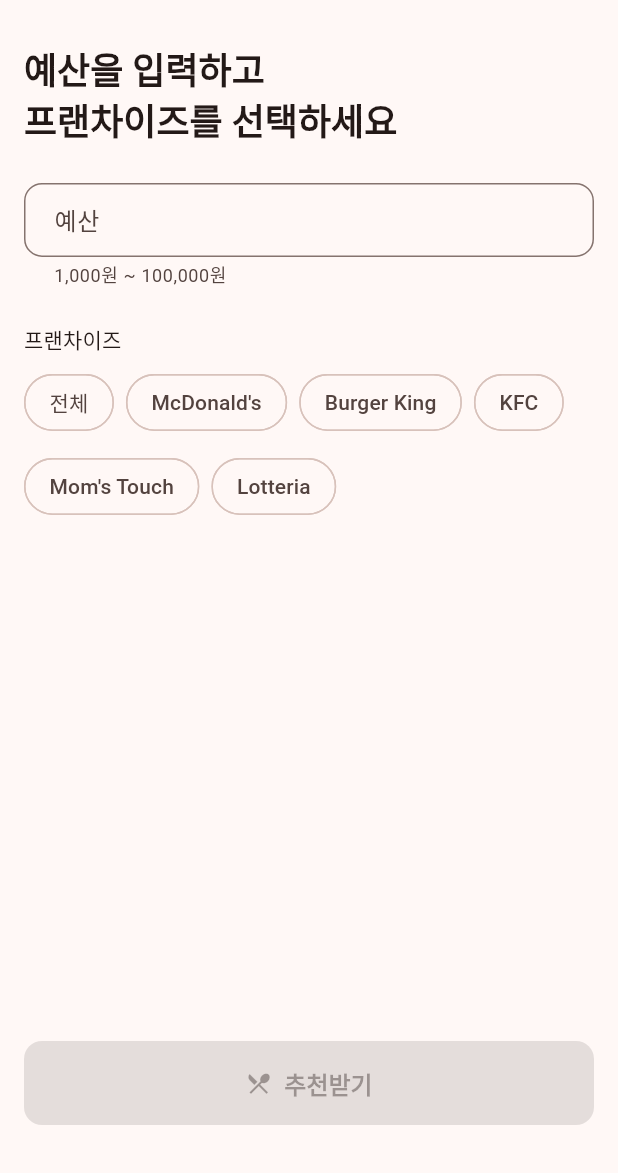
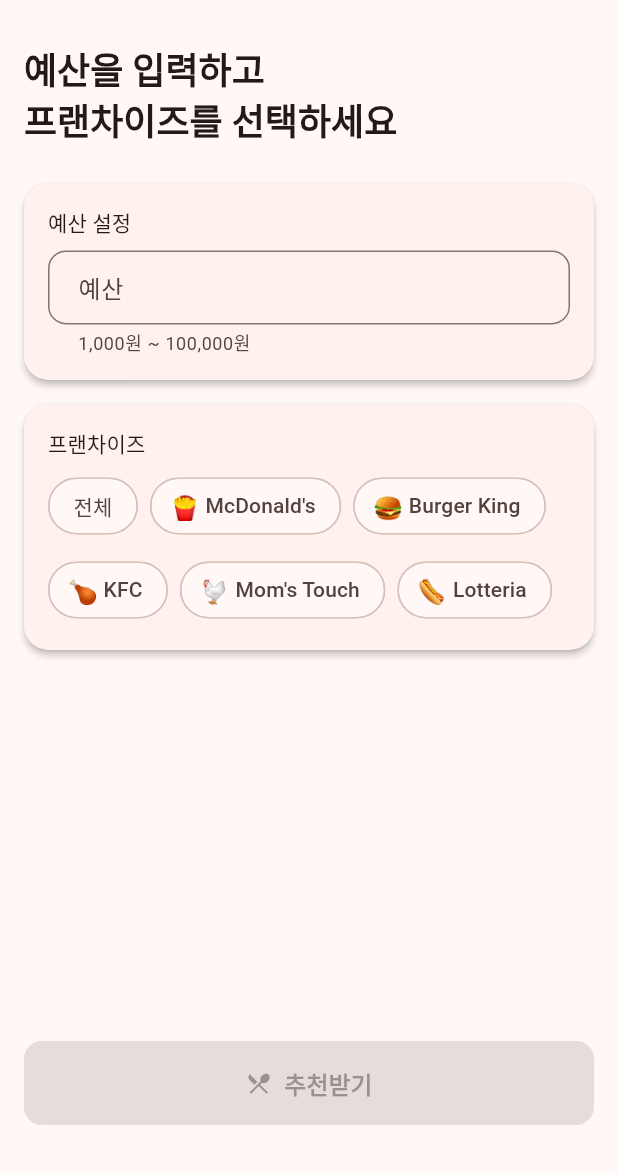
Before and after one commit to sirdeath/burger-budget, a Flutter app: the screen it shows after launch, on a phone screen of 412 x 824 dp, the part 63-1236 px from its top. Run offline on Flutter 3.47's test engine with Material 3 defaults, Android fonts, the phone set to English and light mode, and no system bars; our stand-ins replace flutter_riverpod, riverpod_annotation, shared_preferences, sqflite; accounts and stored records are empty; generated files the repository leaves out were written again.

Commit message:
💄 ui: HomeScreen 레이아웃 개선 (Card 래핑, 이모지, 실시간 예산 활성화)

```diff
--- a/lib/core/constants/app_constants.dart
+++ b/lib/core/constants/app_constants.dart
@@ -30,6 +30,14 @@
     'lot',
   ];
 
+  static const Map<String, String> franchiseEmojis = {
+    'mcd': '\u{1F35F}',
+    'bk': '\u{1F354}',
+    'kfc': '\u{1F357}',
+    'mom': '\u{1F414}',
+    'lot': '\u{1F32D}',
+  };
+
   // Google Maps search queries per franchise
   static const Map<String, String> franchiseSearchQueries = {
     'mcd': '맥도날드 근처',
--- a/lib/features/recommendation/presentation/screens/home_screen.dart
+++ b/lib/features/recommendation/presentation/screens/home_screen.dart
@@ -16,8 +16,10 @@
     final budget = ref.watch(budgetStateProvider);
     final franchises = ref.watch(selectedFranchisesProvider);
     final canRecommend = budget != null && franchises.isNotEmpty;
+    final theme = Theme.of(context);
 
     return Scaffold(
+      resizeToAvoidBottomInset: true,
       appBar: AppBar(
         title: const Text('Burger Budget'),
         actions: [
@@ -40,17 +42,44 @@
             children: [
               Text(
                 '예산을 입력하고\n프랜차이즈를 선택하세요',
-                style: Theme.of(context).textTheme.headlineSmall,
+                style: theme.textTheme.headlineSmall,
               ),
               const SizedBox(height: AppSpacing.lg),
-              const BudgetInputWidget(),
-              const SizedBox(height: AppSpacing.lg),
-              Text(
-                '프랜차이즈',
-                style: Theme.of(context).textTheme.titleSmall,
+              Card(
+                margin: EdgeInsets.zero,
+                child: Padding(
+                  padding: const EdgeInsets.all(AppSpacing.md),
+                  child: Column(
+                    crossAxisAlignment: CrossAxisAlignment.start,
+                    children: [
+                      Text(
+                        '예산 설정',
+                        style: theme.textTheme.titleSmall,
+                      ),
+                      const SizedBox(height: AppSpacing.sm),
+                      const BudgetInputWidget(),
+                    ],
+                  ),
+                ),
               ),
-              const SizedBox(height: AppSpacing.sm),
-              const FranchiseChips(),
+              const SizedBox(height: AppSpacing.md),
+              Card(
+                margin: EdgeInsets.zero,
+                child: Padding(
+                  padding: const EdgeInsets.all(AppSpacing.md),
+                  child: Column(
+                    crossAxisAlignment: CrossAxisAlignment.start,
+                    children: [
+                      Text(
+                        '프랜차이즈',
+                        style: theme.textTheme.titleSmall,
+                      ),
+                      const SizedBox(height: AppSpacing.sm),
+                      const FranchiseChips(),
+                    ],
+                  ),
+                ),
+              ),
               const Spacer(),
               FilledButton.icon(
                 onPressed: canRecommend
--- a/lib/features/recommendation/presentation/widgets/franchise_chips.dart
+++ b/lib/features/recommendation/presentation/widgets/franchise_chips.dart
@@ -12,10 +12,13 @@
   @override
   Widget build(BuildContext context, WidgetRef ref) {
     final selected = ref.watch(selectedFranchisesProvider);
-    final isAllSelected =
-        selected.length == AppConstants.franchiseCodes.length;
+    final total = AppConstants.franchiseCodes.length;
+    final isAllSelected = selected.length == total;
 
-    return Wrap(
+    return Column(
+      crossAxisAlignment: CrossAxisAlignment.start,
+      children: [
+        Wrap(
           spacing: AppSpacing.sm,
           runSpacing: AppSpacing.sm,
           children: [
@@ -24,24 +27,40 @@
               selected: isAllSelected,
               onSelected: (_) =>
                   ref.read(selectedFranchisesProvider.notifier).toggleAll(),
-          selectedColor: Theme.of(context).colorScheme.primaryContainer,
+              selectedColor:
+                  Theme.of(context).colorScheme.primaryContainer,
             ),
             ...AppConstants.franchiseCodes.map((code) {
               final name = AppConstants.franchiseNames[code]!;
+              final emoji = AppConstants.franchiseEmojis[code] ?? '';
               final color = AppTheme.franchiseColor(
                 code,
                 Theme.of(context).brightness,
               );
               return FilterChip(
+                avatar: Text(emoji, style: const TextStyle(fontSize: 16)),
                 label: Text(name),
                 selected: selected.contains(code),
-            onSelected: (_) =>
-                ref.read(selectedFranchisesProvider.notifier).toggle(code),
+                onSelected: (_) => ref
+                    .read(selectedFranchisesProvider.notifier)
+                    .toggle(code),
                 selectedColor: color.withValues(alpha: 0.2),
                 checkmarkColor: color,
               );
             }),
           ],
+        ),
+        if (selected.isNotEmpty)
+          Padding(
+            padding: const EdgeInsets.only(top: AppSpacing.sm),
+            child: Text(
+              '${selected.length}/$total 선택됨',
+              style: Theme.of(context).textTheme.bodySmall?.copyWith(
+                    color: Theme.of(context).colorScheme.outline,
+                  ),
+            ),
+          ),
+      ],
     );
   }
 }
```
Also changed, not shown: lib/features/recommendation/presentation/widgets/budget_input.dart (+50 -9 lines). Lines whose indentation alone changed are shown as unchanged.
